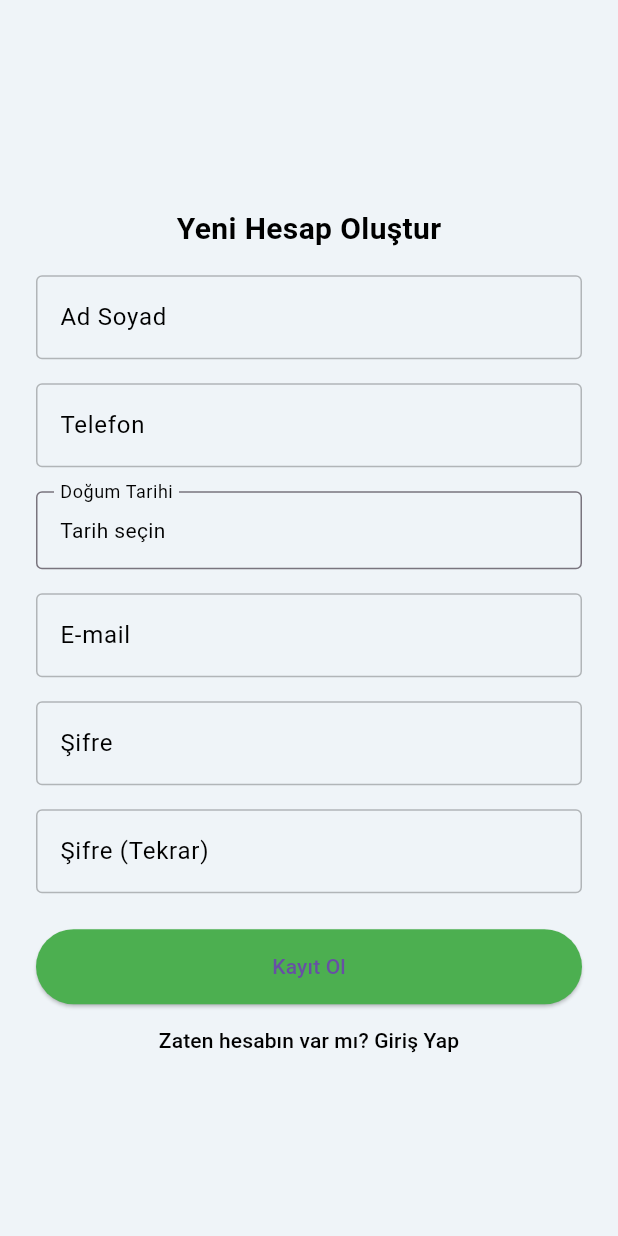
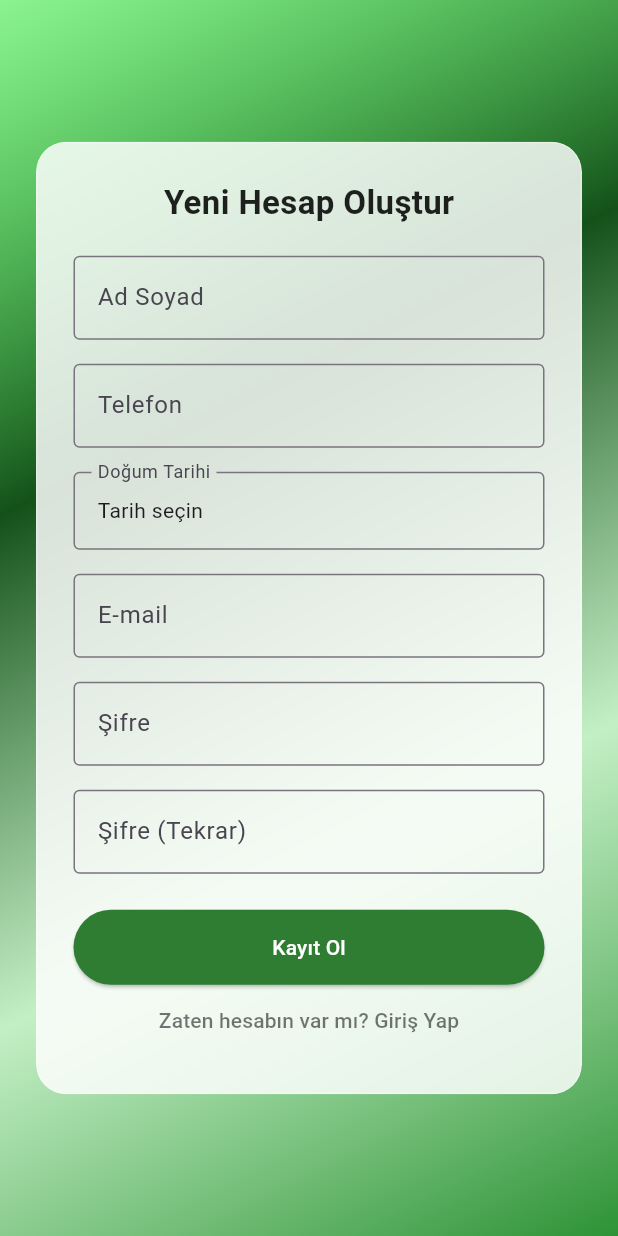
Before and after one commit to nursena-pc/supply-chain-mobil-app, a Flutter app: the screen it shows after launch, after a tap on "Hesabın yok mu? Kayıt ol", on a phone screen of 412 x 824 dp. Run offline on Flutter 3.47's test engine with Material 3 defaults, Android fonts, the light colour scheme and no system bars; our stand-ins replace cloud_firestore, firebase_auth, firebase_core, fl_chart, flutter_dotenv, google_sign_in and 4 more; missing offline and left inert: gallery_saver_plus, mobile_scanner, web3dart; accounts and stored records are empty.

Commit message:
Yeni güncelleme: [sadeleştireceğimm kodları]

```diff
--- a/lib/screens/auth/login_screen.dart
+++ b/lib/screens/auth/login_screen.dart
@@ -46,15 +46,45 @@ class _LoginScreenState extends State<LoginScreen> {
     }
   }
 
+  InputDecoration _inputDecoration(String label, Color textColor) {
+    return InputDecoration(
+      labelText: label,
+      labelStyle: TextStyle(color: textColor),
+      filled: true,
+      fillColor: Colors.white,
+      border: OutlineInputBorder(borderRadius: BorderRadius.circular(12)),
+      enabledBorder: OutlineInputBorder(
+        borderSide: const BorderSide(color: Colors.black26),
+        borderRadius: BorderRadius.circular(12),
+      ),
+    );
+  }
+
   @override
   Widget build(BuildContext context) {
     final isDark = Theme.of(context).brightness == Brightness.dark;
     final textColor = isDark ? Colors.white : Colors.black;
-    final bgColor = isDark ? Colors.black : const Color(0xFFEFF4F8);
 
     return Scaffold(
-      backgroundColor: bgColor,
-      body: Center(
+      body: SafeArea(
+        child: Container(
+          width: double.infinity,
+          height: double.infinity,
+          decoration: const BoxDecoration(
+            gradient: LinearGradient(
+              begin: Alignment.topLeft,
+              end: Alignment.bottomRight,
+              colors: [
+               Color.fromARGB(237, 29, 138, 38), // 1. aşama: çok açık
+               Color.fromARGB(214, 184, 236, 186), // 3. aşama: doygun ve uyumlu
+               Color.fromARGB(238, 3, 69, 9), // 1. aşama: çok açık
+               Color.fromARGB(124, 17, 231, 28), // 3. aşama: doygun ve uyumlu
+              ],
+            ),
+          ),
+
+
+          child: Center(
             child: SingleChildScrollView(
               padding: const EdgeInsets.symmetric(horizontal: 24.0),
               child: Column(
@@ -62,74 +92,83 @@ class _LoginScreenState extends State<LoginScreen> {
                 children: [
                   Image.asset('assets/images/login.png', height: 180),
                   const SizedBox(height: 32),
-              Text(
+                  const Text(
                     "Tedarik Mobil'e Giriş Yap",
                     style: TextStyle(
-                  fontSize: 20,
+                      fontSize: 22,
                       fontWeight: FontWeight.bold,
-                  color: textColor,
+                      color: Color(0xFF165A5A), // görselle uyumlu koyu mavi-yeşil
                     ),
                   ),
-              const SizedBox(height: 16),
+
+                  const SizedBox(height: 24),
+
                   TextField(
                     controller: emailController,
-                style: TextStyle(color: textColor),
-                decoration: InputDecoration(
-                  labelText: 'E-mail',
-                  labelStyle: TextStyle(color: textColor),
-                  border: const OutlineInputBorder(),
-                  enabledBorder: OutlineInputBorder(
-                    borderSide: BorderSide(color: isDark ? Colors.grey : Colors.black26),
-                  ),
-                ),
+                    style: const TextStyle(color: Colors.black),
+                    decoration: _inputDecoration("E-mail", Colors.black),
                   ),
                   const SizedBox(height: 16),
+
                   TextField(
                     controller: passwordController,
                     obscureText: true,
-                style: TextStyle(color: textColor),
-                decoration: InputDecoration(
-                  labelText: 'Şifre',
-                  labelStyle: TextStyle(color: textColor),
-                  border: const OutlineInputBorder(),
-                  enabledBorder: OutlineInputBorder(
-                    borderSide: BorderSide(color: isDark ? Colors.grey : Colors.black26),
+                    style: const TextStyle(color: Colors.black),
+                    decoration: _inputDecoration("Şifre", Colors.black),
                   ),
-                ),
-              ),
-              const SizedBox(height: 20),
+                  const SizedBox(height: 24),
+
                   ElevatedButton(
                     onPressed: _signInWithEmail,
                    style: ElevatedButton.styleFrom(
-                  backgroundColor: Colors.green,
-                  minimumSize: const Size.fromHeight(50),
+                    backgroundColor: Colors.white,
+                    foregroundColor: Color(0xFF1A7F7F), // buton yazı rengi: görseldeki maviye yakın
+                    elevation: 4,
                     shape: RoundedRectangleBorder(borderRadius: BorderRadius.circular(30)),
                   ),
-                child: const Text("Giriş Yap"),
+
+                    child: const Text("Giriş Yap", style: TextStyle(fontSize: 16)),
                   ),
+
+                  const SizedBox(height: 12),
+
                   TextButton(
                     onPressed: () => Navigator.pushNamed(context, '/register'),
-                child: Text(
+                    child: const Text(
                       "Hesabın yok mu? Kayıt ol",
-                  style: TextStyle(color: isDark ? Colors.grey[300] : Colors.black),
+                      style: TextStyle(color: Colors.white),
                     ),
                   ),
-              Divider(height: 40, color: isDark ? Colors.grey[600] : Colors.black26),
-              SizedBox(
-                width: double.infinity,
-                child: OutlinedButton.icon(
+
+                  const SizedBox(height: 16),
+
+                  Row(
+                    children: const [
+                      Expanded(child: Divider(color: Colors.white)),
+                      Padding(
+                        padding: EdgeInsets.symmetric(horizontal: 8),
+                        child: Text("veya", style: TextStyle(color: Colors.white)),
+                      ),
+                      Expanded(child: Divider(color: Colors.white)),
+                    ],
+                  ),
+
+                  const SizedBox(height: 16),
+
+                  OutlinedButton.icon(
                     icon: Image.asset('assets/icons/google.png', height: 24),
                     label: const Text("Google ile Giriş Yap"),
                     style: OutlinedButton.styleFrom(
-                    foregroundColor: textColor,
-                    side: BorderSide(color: isDark ? Colors.grey : Colors.black45),
+                      foregroundColor: Colors.white,
+                      side: const BorderSide(color: Colors.white),
                       minimumSize: const Size.fromHeight(50),
                       shape: RoundedRectangleBorder(borderRadius: BorderRadius.circular(30)),
                     ),
                     onPressed: _signInWithGoogle,
                   ),
+                ],
               ),
-            ],
+            ),
           ),
         ),
       ),
--- a/lib/screens/auth/register_screen.dart
+++ b/lib/screens/auth/register_screen.dart
@@ -1,3 +1,4 @@
+import 'dart:ui';
 import 'package:flutter/material.dart';
 import 'package:tedarik_final/services/auth_service.dart';
 import 'package:intl/intl.dart';
@@ -20,29 +21,21 @@ class _RegisterScreenState extends State<RegisterScreen> {
 
   Future<void> _registerUser() async {
     if (emailController.text.isEmpty || !emailController.text.contains("@")) {
-      ScaffoldMessenger.of(context).showSnackBar(
-        const SnackBar(content: Text("Geçerli bir e-mail girin")),
-      );
+      _showSnackbar("Geçerli bir e-mail girin");
       return;
     }
     if (passwordController.text != confirmPasswordController.text) {
-      ScaffoldMessenger.of(context).showSnackBar(
-        const SnackBar(content: Text("Şifreler eşleşmiyor")),
-      );
+      _showSnackbar("Şifreler eşleşmiyor");
       return;
     }
     if (passwordController.text.length < 6) {
-      ScaffoldMessenger.of(context).showSnackBar(
-        const SnackBar(content: Text("Şifre en az 6 karakter olmalı")),
-      );
+      _showSnackbar("Şifre en az 6 karakter olmalı");
       return;
     }
     if (nameController.text.isEmpty ||
         phoneController.text.isEmpty ||
         birthDate == null) {
-      ScaffoldMessenger.of(context).showSnackBar(
-        const SnackBar(content: Text("Tüm alanları doldurun")),
-      );
+      _showSnackbar("Tüm alanları doldurun");
       return;
     }
 
@@ -57,43 +50,70 @@ class _RegisterScreenState extends State<RegisterScreen> {
     );
 
     if (user != null) {
-      ScaffoldMessenger.of(context).showSnackBar(
-        const SnackBar(content: Text("Kayıt başarılı")),
-      );
+      _showSnackbar("Kayıt başarılı");
       Navigator.pushNamedAndRemoveUntil(context, '/home', (route) => false);
     } else {
-      ScaffoldMessenger.of(context).showSnackBar(
-        const SnackBar(content: Text("Kayıt başarısız")),
-      );
+      _showSnackbar("Kayıt başarısız");
     }
+  }
+
+  void _showSnackbar(String message) {
+    ScaffoldMessenger.of(context).showSnackBar(SnackBar(content: Text(message)));
   }
 
   @override
   Widget build(BuildContext context) {
-    final isDark = Theme.of(context).brightness == Brightness.dark;
-    final textColor = isDark ? Colors.white : Colors.black;
-    final bgColor = isDark ? Colors.black : const Color(0xFFEFF4F8);
-    final borderColor = isDark ? Colors.grey : Colors.black26;
+    return Scaffold(
+      body: Stack(
+        children: [
+          // ✅ 1. Arka plan - geçişli yeşil tonlar
+          Container(
+            decoration: const BoxDecoration(
+              gradient: LinearGradient(
+                begin: Alignment.bottomRight,
+                end: Alignment.topLeft,
+                colors: [
+                  Color.fromARGB(237, 29, 138, 38),
+                  Color.fromARGB(214, 184, 236, 186),
+                  Color.fromARGB(238, 3, 69, 9),
+                  Color.fromARGB(124, 17, 231, 28),
+                ],
+              ),
+            ),
+          ),
 
-    return Scaffold(
-      backgroundColor: bgColor,
-      body: Center(
+          // ✅ 2. Cam etkisi kutu
+          Center(
             child: SingleChildScrollView(
-          padding: const EdgeInsets.symmetric(horizontal: 24.0),
+              padding: const EdgeInsets.all(24),
+              child: ClipRRect(
+                borderRadius: BorderRadius.circular(20),
+                child: BackdropFilter(
+                  filter: ImageFilter.blur(sigmaX: 20, sigmaY: 20), // bulanıklık
+                  child: Container(
+                    padding: const EdgeInsets.all(24),
+                    decoration: BoxDecoration(
+                      color: Colors.white.withOpacity(0.83), // cam parlaklığı
+                      borderRadius: BorderRadius.circular(20),
+                      border: Border.all(color: Colors.white.withOpacity(0.3)),
+                    ),
                     child: Column(
-            mainAxisAlignment: MainAxisAlignment.center,
+                      mainAxisSize: MainAxisSize.min,
                       children: [
-              const SizedBox(height: 32),
-              Text(
+                        const Text(
                           "Yeni Hesap Oluştur",
-                style: TextStyle(fontSize: 20, fontWeight: FontWeight.bold, color: textColor),
+                          style: TextStyle(
+                            fontSize: 22,
+                            fontWeight: FontWeight.bold,
+                            color: Colors.black87,
                           ),
+                        ),
+                        const SizedBox(height: 20),
+
+                        _buildTextField(nameController, 'Ad Soyad'),
                         const SizedBox(height: 16),
 
-              _buildTextField(nameController, 'Ad Soyad', textColor, borderColor),
-              const SizedBox(height: 16),
-
-              _buildTextField(phoneController, 'Telefon', textColor, borderColor, inputType: TextInputType.phone),
+                        _buildTextField(phoneController, 'Telefon', inputType: TextInputType.phone),
                         const SizedBox(height: 16),
 
                         InkWell(
@@ -109,34 +129,33 @@ class _RegisterScreenState extends State<RegisterScreen> {
                             }
                           },
                           child: InputDecorator(
-                  decoration: InputDecoration(
+                            decoration: const InputDecoration(
                               labelText: "Doğum Tarihi",
-                    labelStyle: TextStyle(color: textColor),
-                    border: OutlineInputBorder(borderSide: BorderSide(color: borderColor)),
+                              border: OutlineInputBorder(),
                             ),
                             child: Text(
                               birthDate == null
                                   ? "Tarih seçin"
                                   : DateFormat('dd.MM.yyyy').format(birthDate!),
-                    style: TextStyle(color: textColor),
                             ),
                           ),
                         ),
                         const SizedBox(height: 16),
 
-              _buildTextField(emailController, 'E-mail', textColor, borderColor),
+                        _buildTextField(emailController, 'E-mail'),
                         const SizedBox(height: 16),
 
-              _buildTextField(passwordController, 'Şifre', textColor, borderColor, obscure: true),
+                        _buildTextField(passwordController, 'Şifre', obscure: true),
                         const SizedBox(height: 16),
 
-              _buildTextField(confirmPasswordController, 'Şifre (Tekrar)', textColor, borderColor, obscure: true),
+                        _buildTextField(confirmPasswordController, 'Şifre (Tekrar)', obscure: true),
                         const SizedBox(height: 24),
 
                         ElevatedButton(
                           onPressed: _registerUser,
                           style: ElevatedButton.styleFrom(
-                  backgroundColor: Colors.green,
+                            backgroundColor: Colors.green.shade800,
+                            foregroundColor: Colors.white,
                             minimumSize: const Size.fromHeight(50),
                             shape: RoundedRectangleBorder(borderRadius: BorderRadius.circular(30)),
                           ),
@@ -144,32 +163,36 @@ class _RegisterScreenState extends State<RegisterScreen> {
                         ),
                         TextButton(
                           onPressed: () => Navigator.pop(context),
-                child: Text(
+                          child: const Text(
                             "Zaten hesabın var mı? Giriş Yap",
-                  style: TextStyle(color: isDark ? Colors.grey[300] : Colors.black),
+                            style: TextStyle(color: Colors.black54),
                           ),
                         ),
                       ],
                     ),
                   ),
                 ),
+              ),
+            ),
+          ),
+        ],
+      ),
     );
   }
 
-  Widget _buildTextField(TextEditingController controller, String label, Color textColor, Color borderColor,
-      {bool obscure = false, TextInputType inputType = TextInputType.text}) {
+  Widget _buildTextField(
+    TextEditingController controller,
+    String label, {
+    bool obscure = false,
+    TextInputType inputType = TextInputType.text,
+  }) {
     return TextField(
       controller: controller,
       obscureText: obscure,
       keyboardType: inputType,
-      style: TextStyle(color: textColor),
       decoration: InputDecoration(
         labelText: label,
-        labelStyle: TextStyle(color: textColor),
-        border: OutlineInputBorder(),
-        enabledBorder: OutlineInputBorder(
-          borderSide: BorderSide(color: borderColor),
-        ),
+        border: const OutlineInputBorder(),
       ),
     );
   }
--- a/lib/screens/producer/add_product/status_dropdown.dart
+++ b/lib/screens/producer/add_product/status_dropdown.dart
@@ -21,6 +21,7 @@ class StatusDropdown extends StatelessWidget {
   Widget build(BuildContext context) {
     return DropdownButtonFormField<String>(
       value: value,
+      dropdownColor: const Color(0xFFD1F5D3), // ✅ Menü arka planı
       decoration: const InputDecoration(
         labelText: 'Durum',
         border: OutlineInputBorder(),
```
Also changed, not shown: assets/images/login.png. Lines whose indentation alone changed are shown as unchanged.
